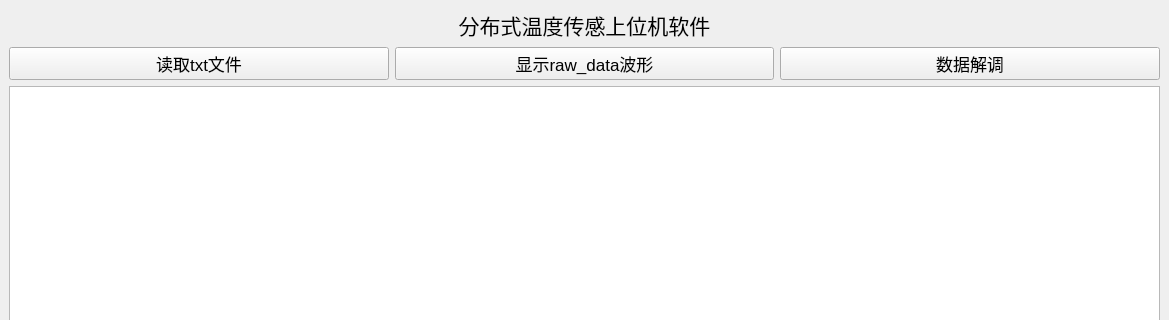
The window that mainwindow.ui (519984307/Qt_UDP_DTS_v3.3.0) describes before a commit, drawn with Qt 5; both pictures show x 0 to 1169 and y 0 to 320 of the 1169 by 803 pixel window.
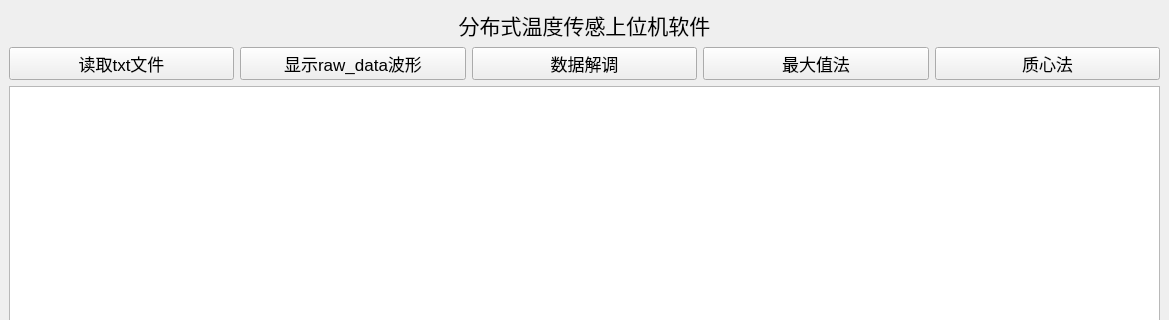
The same window after the commit.

Diff of the .ui file:
```diff
--- a/mainwindow.ui
+++ b/mainwindow.ui
@@ -55,6 +55,30 @@
           </property>
          </widget>
         </item>
+        <item>
+         <widget class="QPushButton" name="btn_maxValue">
+          <property name="font">
+           <font>
+            <pointsize>13</pointsize>
+           </font>
+          </property>
+          <property name="text">
+           <string>最大值法</string>
+          </property>
+         </widget>
+        </item>
+        <item>
+         <widget class="QPushButton" name="btn_centroid">
+          <property name="font">
+           <font>
+            <pointsize>13</pointsize>
+           </font>
+          </property>
+          <property name="text">
+           <string>质心法</string>
+          </property>
+         </widget>
+        </item>
        </layout>
       </item>
       <item>
```
